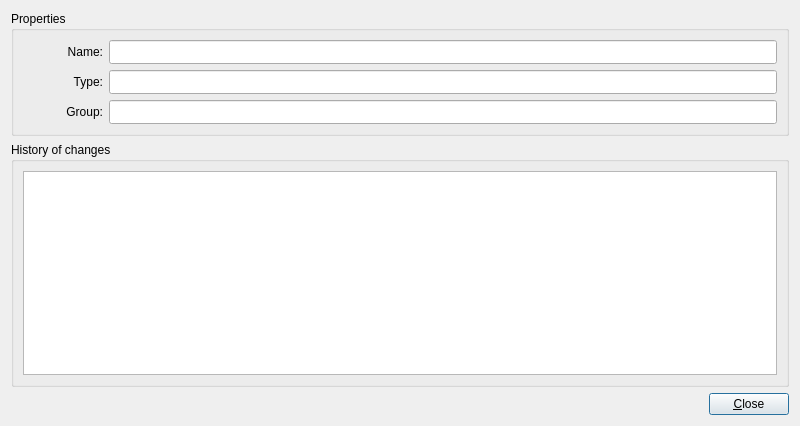
This is ddocclient/kksgui/ui/attr_history.ui in YuriyRusinov/reper as Qt 5 draws it before an edit. The edited form follows.
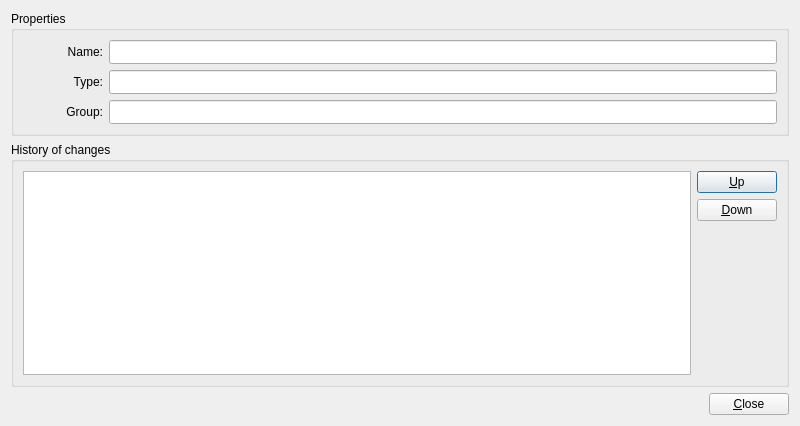
This is the edited form. Icons and pictures are not drawn.

Commit message: Buttons were added.

```diff
--- a/ddocclient/kksgui/ui/attr_history.ui
+++ b/ddocclient/kksgui/ui/attr_history.ui
@@ -166,12 +166,43 @@
        <widget class="QTreeView" name="tvHistory">
         <property name="sizePolicy">
          <sizepolicy hsizetype="Preferred" vsizetype="Preferred">
-          <horstretch>0</horstretch>
+          <horstretch>1</horstretch>
           <verstretch>0</verstretch>
          </sizepolicy>
         </property>
        </widget>
       </item>
+      <item row="0" column="1">
+       <layout class="QVBoxLayout" name="verticalLayout">
+        <item>
+         <widget class="QPushButton" name="pbUp">
+          <property name="text">
+           <string>&amp;Up</string>
+          </property>
+         </widget>
+        </item>
+        <item>
+         <widget class="QPushButton" name="pbDown">
+          <property name="text">
+           <string>&amp;Down</string>
+          </property>
+         </widget>
+        </item>
+        <item>
+         <spacer name="verticalSpacer">
+          <property name="orientation">
+           <enum>Qt::Vertical</enum>
+          </property>
+          <property name="sizeHint" stdset="0">
+           <size>
+            <width>20</width>
+            <height>128</height>
+           </size>
+          </property>
+         </spacer>
+        </item>
+       </layout>
+      </item>
      </layout>
     </widget>
    </item>
```
The commit also changes 5 other files.
